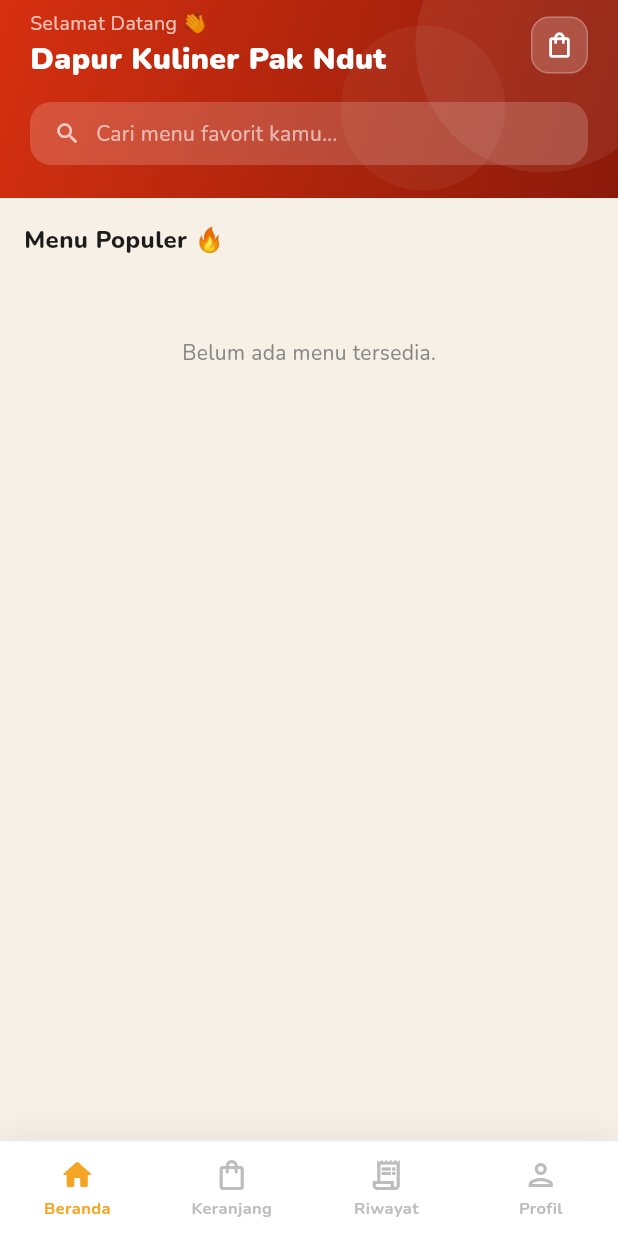
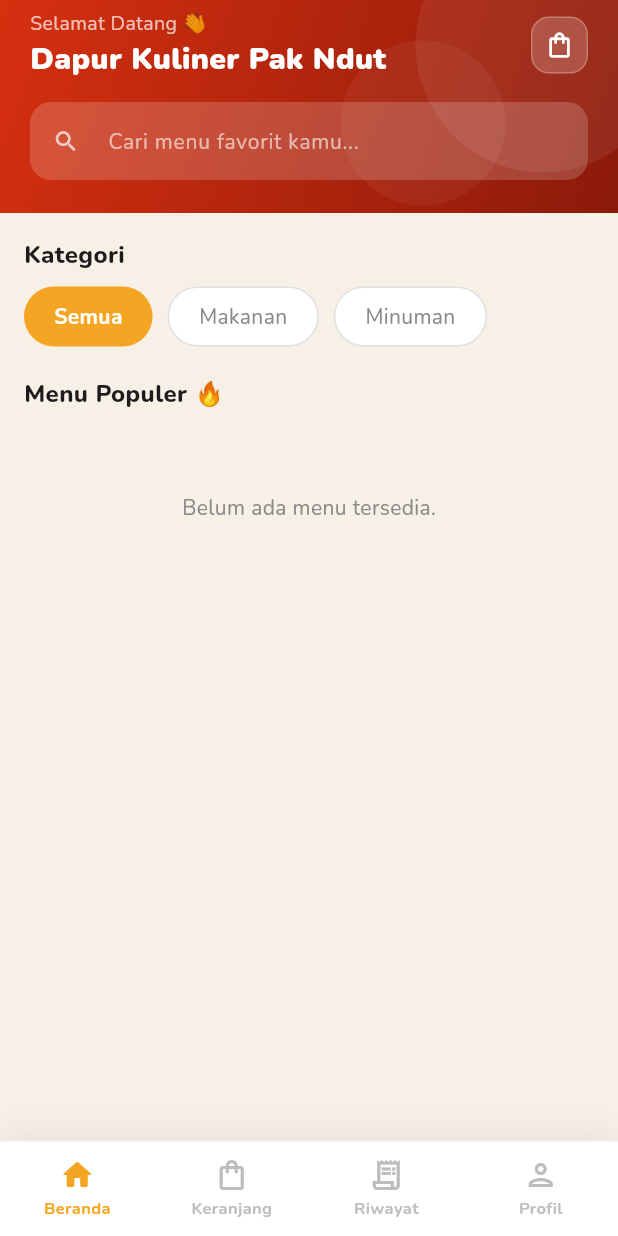
Before and after one commit to nukimala/dapur_kuliner_pakndut, a Flutter app: the screen it shows once a user with an empty profile is signed in, on a phone screen of 412 x 824 dp. Run offline on Flutter 3.47's test engine with Material 3 defaults, Android fonts, the phone set to English and light mode, and no system bars; our stand-ins replace cloud_firestore, firebase_auth, firebase_core, google_fonts, sqflite; accounts and stored records are empty.

Commit message:
update filter menu

```diff
--- a/lib/screens/buyer_home_screen.dart
+++ b/lib/screens/buyer_home_screen.dart
@@ -30,6 +30,9 @@ class _BuyerHomeScreenState extends State<BuyerHomeScreen> {
   final String _uid = FirebaseAuth.instance.currentUser?.uid ?? '';
   int _cartCount = 0;
   int _navIdx = 0;
+  String _searchQuery = '';
+  String _selectedCategory = 'Semua';
+  final List<String> _categories = ['Semua', 'Makanan', 'Minuman'];
 
   @override
   void initState() { super.initState(); _loadCart(); }
@@ -120,13 +123,21 @@ class _BuyerHomeScreenState extends State<BuyerHomeScreen> {
                             color: Colors.white.withValues(alpha: 0.18),
                             borderRadius: BorderRadius.circular(14),
                           ),
-                          padding: const EdgeInsets.symmetric(horizontal: 16, vertical: 11),
-                          child: Row(children: [
-                            const Icon(Icons.search, color: Colors.white70, size: 18),
-                            const SizedBox(width: 10),
-                            Text('Cari menu favorit kamu...',
-                                style: GoogleFonts.nunito(color: Colors.white60, fontSize: 14)),
-                          ]),
+                          child: TextField(
+                            onChanged: (val) {
+                              setState(() {
+                                _searchQuery = val.toLowerCase();
+                              });
+                            },
+                            style: GoogleFonts.nunito(color: Colors.white),
+                            decoration: InputDecoration(
+                              hintText: 'Cari menu favorit kamu...',
+                              hintStyle: GoogleFonts.nunito(color: Colors.white60, fontSize: 14),
+                              prefixIcon: const Icon(Icons.search, color: Colors.white70, size: 18),
+                              border: InputBorder.none,
+                              contentPadding: const EdgeInsets.symmetric(horizontal: 16, vertical: 14),
+                            ),
+                          ),
                         ),
                       ],
                     ),
@@ -143,6 +154,46 @@ class _BuyerHomeScreenState extends State<BuyerHomeScreen> {
               child: Column(
                 crossAxisAlignment: CrossAxisAlignment.start,
                 children: [
+                  Text('Kategori',
+                      style: GoogleFonts.nunito(fontWeight: FontWeight.w800, fontSize: 16, color: _textBlack)),
+                  const SizedBox(height: 10),
+                  SizedBox(
+                    height: 40,
+                    child: ListView.builder(
+                      scrollDirection: Axis.horizontal,
+                      itemCount: _categories.length,
+                      itemBuilder: (context, index) {
+                        final cat = _categories[index];
+                        final isSelected = cat == _selectedCategory;
+                        return GestureDetector(
+                          onTap: () {
+                            setState(() {
+                              _selectedCategory = cat;
+                            });
+                          },
+                          child: Container(
+                            margin: const EdgeInsets.only(right: 10),
+                            padding: const EdgeInsets.symmetric(horizontal: 20, vertical: 8),
+                            decoration: BoxDecoration(
+                              color: isSelected ? _orange : Colors.white,
+                              borderRadius: BorderRadius.circular(20),
+                              border: isSelected ? null : Border.all(color: Colors.grey.shade300),
+                            ),
+                            child: Center(
+                              child: Text(
+                                cat,
+                                style: GoogleFonts.nunito(
+                                  color: isSelected ? Colors.white : _textGray,
+                                  fontWeight: isSelected ? FontWeight.bold : FontWeight.normal,
+                                ),
+                              ),
+                            ),
+                          ),
+                        );
+                      },
+                    ),
+                  ),
+                  const SizedBox(height: 20),
                   Text('Menu Populer 🔥',
                       style: GoogleFonts.nunito(fontWeight: FontWeight.w800, fontSize: 16, color: _textBlack)),
                   const SizedBox(height: 14),
@@ -164,6 +215,11 @@ class _BuyerHomeScreenState extends State<BuyerHomeScreen> {
                       }
                       final menus = snap.data!.docs
                           .map((d) => MenuModel.fromMap(d.data() as Map<String, dynamic>, d.id))
+                          .where((m) {
+                             final matchesQuery = m.name.toLowerCase().contains(_searchQuery);
+                             final matchesCategory = _selectedCategory == 'Semua' || m.category.toLowerCase() == _selectedCategory.toLowerCase();
+                             return matchesQuery && matchesCategory;
+                          })
                           .toList();
                       return Column(
                         children: menus.map((menu) => _MenuCard(
```
